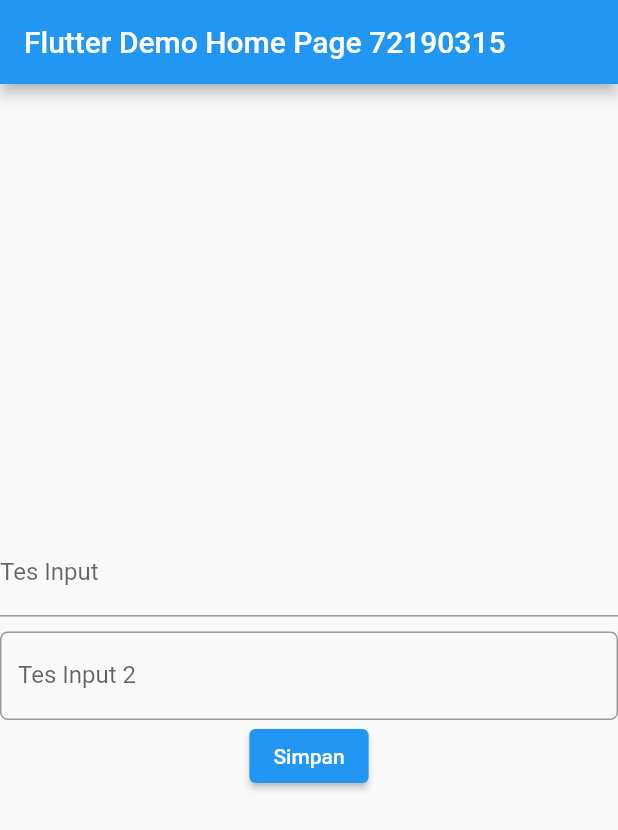
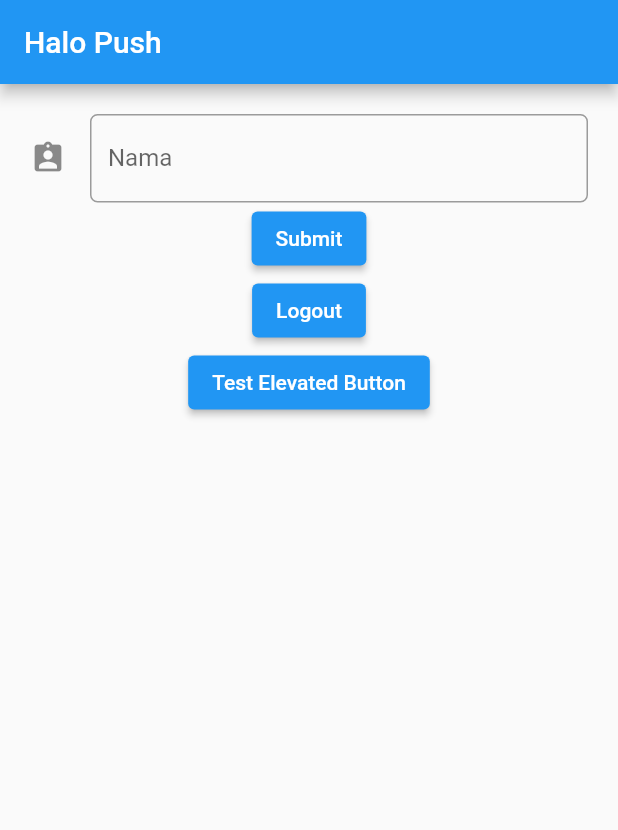
Before and after one commit to Alfreyz/Flutter_Progmob_72190315, a Flutter app: the Pertemuan1 screen opened directly, on a phone screen of 412 x 824 dp. Shown: the top 830 px of the screen. Run offline on Flutter 3.47's test engine with Material 2 defaults, Android fonts, the phone set to English and light mode, and no system bars; our stand-ins replace shared_preferences; accounts and stored records are empty.

Commit message:
Selesai Flutter SharedPreferences and Navigation

```diff
--- a/lib/pertemuan1.dart
+++ b/lib/pertemuan1.dart
@@ -1,4 +1,7 @@
 import 'package:flutter/material.dart';
+import 'package:flutter_0315/main.dart';
+import 'package:flutter_0315/pertemuan2.dart';
+import 'package:shared_preferences/shared_preferences.dart';
 
 class Pertemuan1 extends StatefulWidget {
   const Pertemuan1({Key? key, required this.title}) : super(key: key);
@@ -9,62 +12,90 @@ class Pertemuan1 extends StatefulWidget {
 }
 
 class _Pertemuan1State extends State<Pertemuan1> {
-  int _counter = 2;
-
-  void _incrementCounter() {
-    setState(() {
-      _counter++;
-    });
-  }
-  void _testing() {
-  }
-
-
+  final _formKey = GlobalKey<FormState>();
   @override
   Widget build(BuildContext context) {
     return Scaffold(
       appBar: AppBar(
         title: Text(widget.title),
       ),
-      body: Center(
-        child: Column(
-          mainAxisAlignment: MainAxisAlignment.center,
-          children: <Widget>[
+      body: Form(
+        key: _formKey,
+        child: Container(
+          padding: EdgeInsets.all(20.0),
+          child: Column(
+          children: [
             TextFormField(
-              decoration: new InputDecoration(
-                  labelText: "Tes Input",
-                  hintText: "Teks yang akan diinput formatnya adalah sbb",
+              decoration: InputDecoration(
+                hintText: "contoh: Ferry",
+                labelText: "Nama",
+                icon: Icon(Icons.assignment_ind),
+                border: OutlineInputBorder(
+                      borderRadius: new BorderRadius.circular(5.0)),
               ),
-            ),
-            Padding (
-              padding: EdgeInsets.all(5.0),
-            ),
-            TextFormField(
-              decoration: new InputDecoration(
-                labelText: "Tes Input 2",
-                hintText: "Teks yang akan diinput formatnya adalah sbb",
-                border: OutlineInputBorder(
-                  borderRadius: new BorderRadius.circular(5)
-                )
-              ),
+              validator: (value){
+                if (value!.isEmpty){
+                  return 'Nama tidak boleh kosong';
+                }
+                return null;
+              },
             ),
             ElevatedButton(
-              onPressed: _testing,
                 child: Text(
-                  "Simpan",
-                  style: TextStyle(
-                    color: Colors.white
-                  ),
-                )
-            )
+                  "Submit",
+                  style: TextStyle(color: Colors.white),
+                ),
+              onPressed: (){
+                  if (_formKey.currentState!.validate()){}
+              },
+            ),
+            ElevatedButton(
+              child: Text(
+                "Logout",
+                style: TextStyle(color: Colors.white),
+              ),
+              onPressed: () async{
+                SharedPreferences pref = await SharedPreferences.getInstance();
+                await pref.setInt("is_login",1);
+                Navigator.pushReplacement(context, MaterialPageRoute(
+                    builder: (context) => Pertemuan2(title: "Halo Push",)),
+                );
+              },
+            ),
+            ElevatedButton(
+              onPressed: (){
+
+            }, child: const Text(
+              "Test Elevated Button"
+            ),
+              onLongPress: (){
+              showDialog<String>(
+              context: context,
+              builder: (BuildContext context) => AlertDialog(
+                title: const Text('AlerDialog Tittle'),
+                content: const Text('AlertDialog description'),
+                actions: <Widget>[
+                TextButton(onPressed: () => Navigator.pop(context, 'cancel'),
+    child: const Text('Cancel'),
+    ),
+    TextButton(onPressed: () => Navigator.pop(context, 'OK'),
+    child: const Text('OK'),
+    ),
+              ],
+                ),
+              );
+              },
+            ),
           ],
+          ),
         ),
       ),
-      // floatingActionButton: FloatingActionButton(
-      //   onPressed: _incrementCounter,
-      //   tooltip: 'Increment',
-      //   child: const Icon(Icons.add),
-      // ), // This trailing comma makes auto-formatting nicer for build methods.
     );
+
   }
+  @override
+  void initState() {
+
+  }
+
 }
--- a/pubspec.yaml
+++ b/pubspec.yaml
@@ -33,7 +33,10 @@ dependencies:
 
   # The following adds the Cupertino Icons font to your application.
   # Use with the CupertinoIcons class for iOS style icons.
-  cupertino_icons: ^1.0.2
+  cupertino_icons: 1.0.2
+  shared_preferences: ^2.0.8
+  http: 0.12.0+2
+  charts_flutter: 0.9.0
 
 dev_dependencies:
   flutter_test:
```
Also changed, not shown: lib/main.dart (+34 -10 lines), lib/pertemuan2.dart (added, +70 -0 lines), pubspec.lock.
